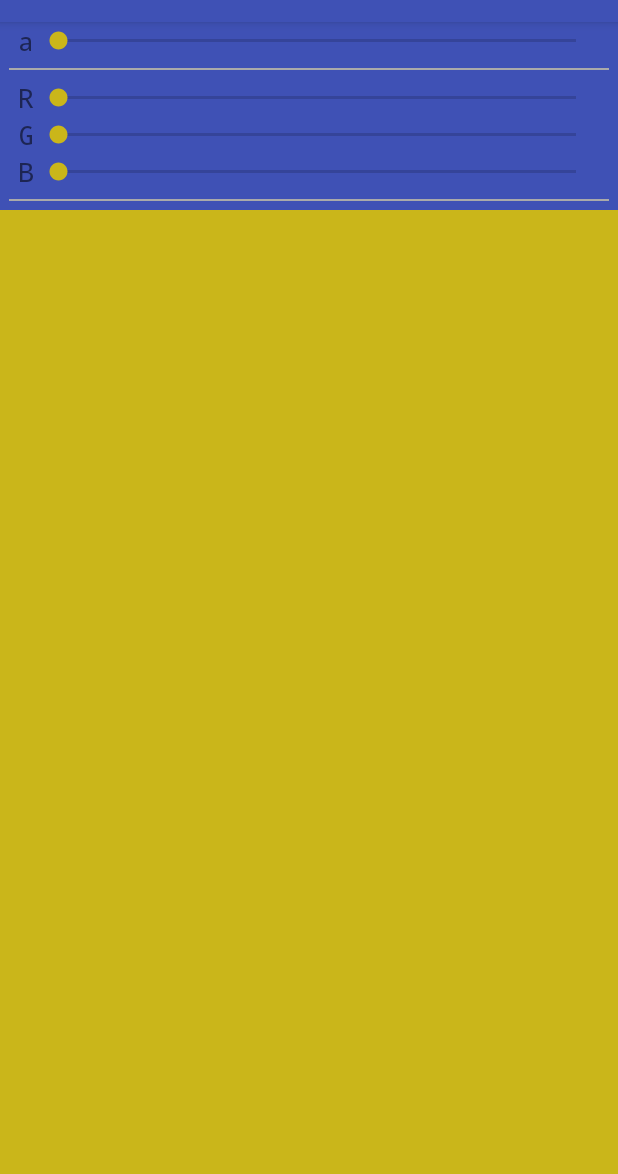
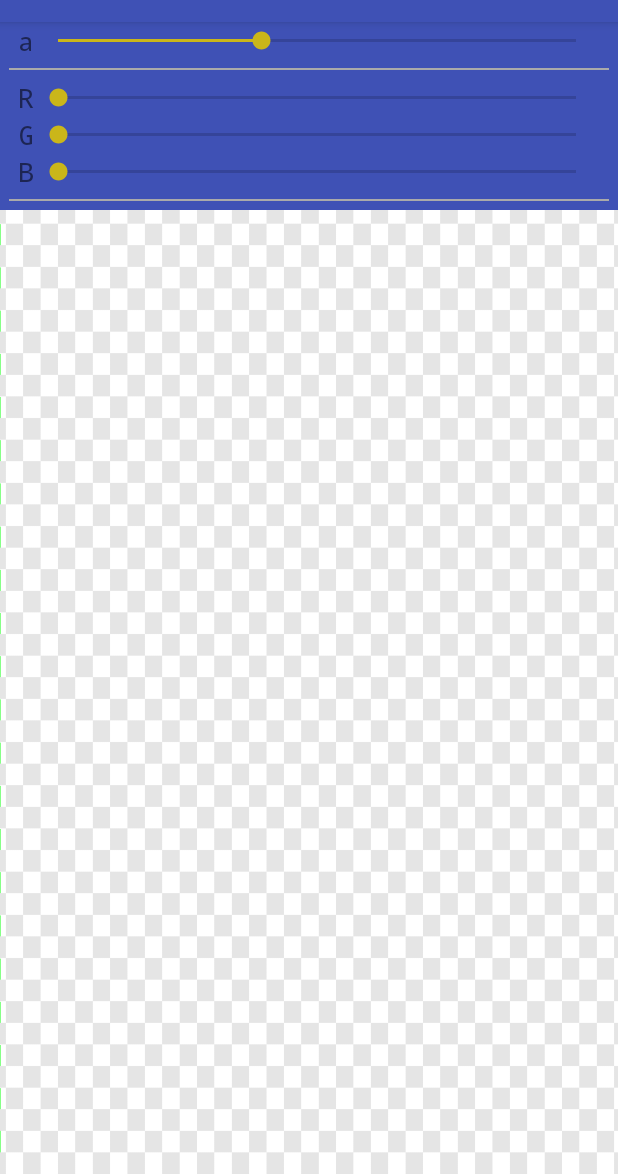
Before and after one commit to simo-andreev/Colourizmus, an Android app: the ColourCreatorActivity screen opened directly, with no data from a screen before it, on a phone screen of 412 x 824 dp, the part 62-1236 px from its top. Run offline under Robolectric (Android 15) with nearby library versions, the phone set to English and light mode, and no system bars.

Commit message:
Further work on ColCreator

```diff
--- a/app/src/main/java/com/colourizmus/ColourCreatorActivity.java
+++ b/app/src/main/java/com/colourizmus/ColourCreatorActivity.java
@@ -1,13 +1,51 @@
 package com.colourizmus;
 
+import android.graphics.Color;
+import android.os.Bundle;
 import android.support.v7.app.AppCompatActivity;
-import android.os.Bundle;
+import android.view.View;
+import android.widget.SeekBar;
 
 public class ColourCreatorActivity extends AppCompatActivity {
+
+    SeekBar red, green, blue, alpha;
+    View colorBox;
 
     @Override
     protected void onCreate(Bundle savedInstanceState) {
         super.onCreate(savedInstanceState);
         setContentView(R.layout.activity_colour_creator);
+
+        colorBox = findViewById(R.id.colorBox);
+
+        SeekBar.OnSeekBarChangeListener chanelListener = new SeekBar.OnSeekBarChangeListener() {
+            @Override
+            public void onProgressChanged(SeekBar seekBar, int progress, boolean fromUser) {
+            }
+
+            @Override
+            public void onStartTrackingTouch(SeekBar seekBar) {
+
+            }
+
+            @Override
+            public void onStopTrackingTouch(SeekBar seekBar) {
+                colorBox.setBackgroundColor(Color.argb(alpha.getProgress(), red.getProgress(), green.getProgress(), blue.getProgress()));
+            }
+        };
+
+
+        (alpha = (SeekBar) findViewById(R.id.alphaSlider)).setOnSeekBarChangeListener(chanelListener);
+        (red = (SeekBar) findViewById(R.id.redSlider)).setOnSeekBarChangeListener(chanelListener);
+        (green = (SeekBar) findViewById(R.id.greenSlider)).setOnSeekBarChangeListener(chanelListener);
+        (blue = (SeekBar) findViewById(R.id.blueSlider)).setOnSeekBarChangeListener(chanelListener);
+
+        alpha.setProgress(255);
+
+        alpha.setMax(255);
+        red.setMax(255);
+        green.setMax(255);
+        blue.setMax(255);
+
     }
 }
--- a/app/src/main/java/com/colourizmus/SignInActivity.java
+++ b/app/src/main/java/com/colourizmus/SignInActivity.java
@@ -75,6 +75,7 @@ public class SignInActivity extends AppCompatActivity {
 
                 Intent i = new Intent(SignInActivity.this, HomeActivity.class);
                 startActivity(i);
+                onDestroy();
             }
         });
     }
--- a/app/src/main/res/layout/activity_colour_creator.xml
+++ b/app/src/main/res/layout/activity_colour_creator.xml
@@ -3,9 +3,7 @@
     xmlns:tools="http://schemas.android.com/tools"
     android:layout_width="match_parent"
     android:layout_height="match_parent"
-    android:background="@drawable/Checkers"
-    android:backgroundTint="@color/colorAccent"
-    android:backgroundTintMode="src_atop"
+    android:background="@drawable/checkers"
     android:orientation="vertical"
     tools:context="com.colourizmus.ColourCreatorActivity">
 
@@ -72,4 +70,10 @@
             android:layout_margin="6dip" />
 
     </LinearLayout>
+
+    <View
+        android:id="@+id/colorBox"
+        android:layout_width="match_parent"
+        android:layout_height="match_parent" />
+
 </LinearLayout>
--- a/app/src/main/res/layout/activity_sign_in.xml
+++ b/app/src/main/res/layout/activity_sign_in.xml
@@ -36,7 +36,7 @@
             android:layout_width="match_parent"
             android:layout_height="64dip" />
 
-        <View style="@style/Divide" />
+        <View style="@style/HorizontalDivide" />
 
         <TextView
             android:layout_width="match_parent"
```
Also changed, not shown: app/src/main/java/com/colourizmus/HomeActivity.java (+9 -0 lines), app/src/main/res/drawable/checkers.png (renamed from app/src/main/res/drawable/Checkers.png).
